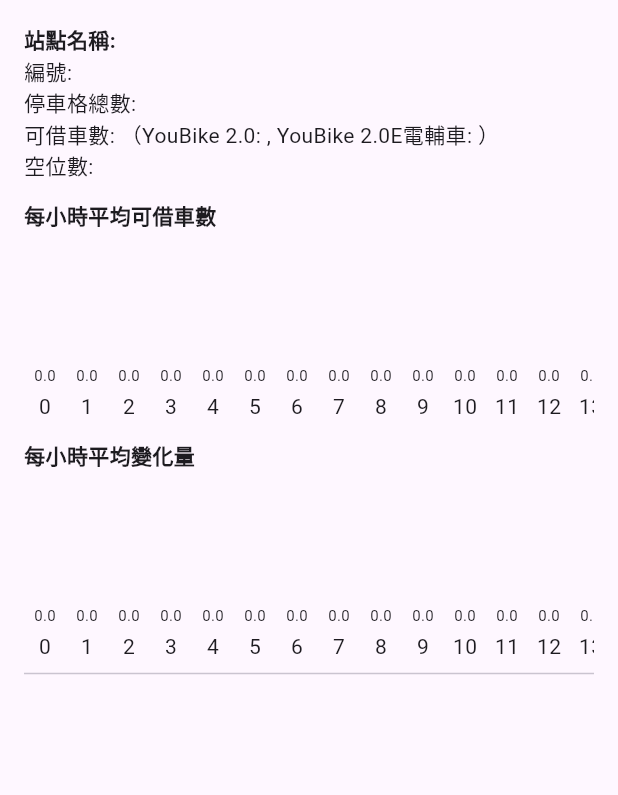
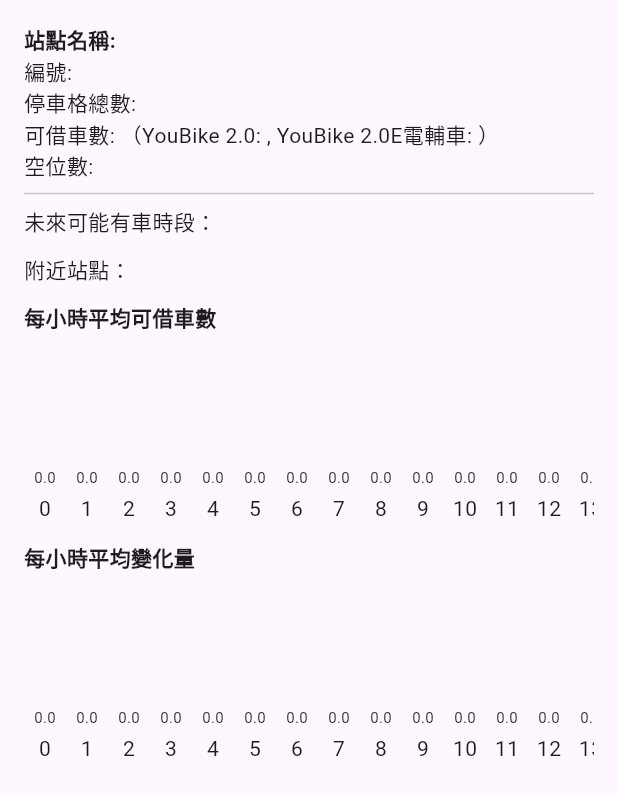
Before and after one commit to ryan940618/youbike_predict, a Flutter app: the StationDetail widget shown alone on an empty page, opened directly with empty values, on a phone screen of 412 x 824 dp. Shown: the top 795 px of the screen. Run offline on Flutter 3.47's test engine with Material 3 defaults, Android fonts, the phone set to English and light mode, and no system bars; our stand-ins replace file_picker, flutter_map, latlong2; missing offline and left inert: file_selector; network calls fail.

Commit message:
Changed functions in analyzer and the way of displaying

```diff
--- a/lib/screens/map.dart
+++ b/lib/screens/map.dart
@@ -103,6 +103,10 @@ class _MapPageState extends State<MapPage> {
                         stationData: stationData,
                         bikeDetails: bikeDetails,
                         stationName: stationName,
+                        stations: stations,
+                        lat: lat,
+                        lon: lon,
+                        stationStaticInfo: stationStaticInfo,
                       ),
                     );
                   } catch (e) {
--- a/lib/services/analyzer.dart
+++ b/lib/services/analyzer.dart
@@ -63,7 +63,6 @@ class Analyzer {
     final logs = _importedData[stationNo];
     if (logs == null || logs.length < 2) return {};
 
-    // 時間排序
     logs.sort((a, b) => a.timestamp.compareTo(b.timestamp));
 
     final Map<int, List<int>> hourlyChanges = {};
@@ -72,7 +71,6 @@ class Analyzer {
       final prev = logs[i - 1];
       final curr = logs[i];
 
-      // 必須是同一小時才算變化值
       if (curr.timestamp.hour != prev.timestamp.hour) continue;
 
       final hour = curr.timestamp.hour;
@@ -86,17 +84,23 @@ class Analyzer {
     });
   }
 
-  static int? predictFutureLikely(String stationNo) {
+  static List<String> predictFutureLikely(String stationNo,
+      {int maxItems = 5}) {
     final hourlyAvg = getHourlyAvg(stationNo);
     final sorted = hourlyAvg.entries.where((e) => e.value > 0).toList()
-      ..sort((a, b) => a.key.compareTo(b.key));
-    return sorted.isNotEmpty ? sorted.first.key : null;
+      ..sort((a, b) => a.value.compareTo(b.value));
+
+    return sorted.take(maxItems).map((entry) {
+      final hour = entry.key;
+      return "${hour.toString().padLeft(2, '0')}時15分";
+    }).toList();
   }
 
   static List<Map<String, dynamic>> findNearby({
     required double lat,
     required double lon,
     required List<Map<String, dynamic>> realTimeStations,
+    required List<Map<String, dynamic>> staticStationData,
     double maxDistanceMeters = 400,
     int maxResults = 5,
   }) {
@@ -104,7 +108,7 @@ class Analyzer {
       const r = 6371000;
       final dLat = (lat2 - lat1) * 3.1415926 / 180;
       final dLon = (lon2 - lon1) * 3.1415926 / 180;
-      final a = (sin(dLat / 2) * sin(dLat / 2)) +
+      final a = sin(dLat / 2) * sin(dLat / 2) +
           cos(lat1 * 3.1415926 / 180) *
               cos(lat2 * 3.1415926 / 180) *
               sin(dLon / 2) *
@@ -113,17 +117,67 @@ class Analyzer {
       return r * c;
     }
 
-    return realTimeStations
+    final result = realTimeStations
         .where((s) => s['available_spaces'] > 0)
-        .map((s) => {
-              'station_no': s['station_no'],
-              'name': s['name'],
-              'available_spaces': s['available_spaces'],
-              'distance': distance(lat, lon, s['lat'], s['lon']),
-            })
-        .where((s) => s['distance'] < maxDistanceMeters)
-        .toList()
-      ..sort((a, b) => a['distance'].compareTo(b['distance']))
-      ..take(maxResults);
+        .map((s) {
+          final staticInfo = staticStationData.firstWhere(
+            (e) => e['station_no'] == s['station_no'],
+            orElse: () => {},
+          );
+
+          if (staticInfo.isEmpty ||
+              staticInfo['lat'] == null ||
+              staticInfo['lon'] == null) {
+            return <String, dynamic>{};
+          }
+
+          final stationLat = staticInfo['lat'];
+          final stationLon = staticInfo['lon'];
+
+          return {
+            'station_no': s['station_no'],
+            'name': staticInfo['name'],
+            'available_spaces': s['available_spaces'],
+            'yb2': s['available_spaces_detail']?['yb2'] ?? 0,
+            'eyb': s['available_spaces_detail']?['eyb'] ?? 0,
+            'distance': distance(lat, lon, stationLat, stationLon).round(),
+          };
+        })
+        .whereType<Map<String, dynamic>>()
+        .where((s) => s['distance'] != null && s['distance'] > 0)
+        .toList();
+
+    result.removeWhere((s) => s.isEmpty);
+
+    result.sort((a, b) => a['distance'].compareTo(b['distance']));
+    result.length = min(maxResults, result.length);
+
+    return result;
+  }
+
+  static List<String> formattedFindNearby({
+    required double lat,
+    required double lon,
+    required List<Map<String, dynamic>> realTimeStations,
+    required List<Map<String, dynamic>> stationStaticInfo,
+    int maxResults = 5,
+  }) {
+    final results = findNearby(
+      lat: lat,
+      lon: lon,
+      realTimeStations: realTimeStations,
+      maxResults: maxResults,
+      staticStationData: stationStaticInfo,
+    );
+
+    return results.map((s) {
+      final name = (s['name'] ?? '無站名').replaceAll('YouBike2.0_', '');
+      final distance = s['distance']?.toStringAsFixed(0) ?? '?';
+      final available = s['available_spaces'] ?? 0;
+      final yb2 = s['yb2'] ?? 0;
+      final eyb = s['eyb'] ?? 0;
+
+      return "$name($distance)m\n空位:$available (YouBike 2.0:$yb2 電輔車:$eyb)";
+    }).toList();
   }
 }
--- a/lib/widgets/detail.dart
+++ b/lib/widgets/detail.dart
@@ -6,40 +6,43 @@ class StationDetail extends StatelessWidget {
   final Map<String, dynamic> stationData;
   final List<Map<String, dynamic>> bikeDetails;
   final String stationName;
-
+  final List<Map<String, dynamic>> stations;
+  final double lat;
+  final double lon;
+  final List<Map<String, dynamic>> stationStaticInfo;
   const StationDetail({
     super.key,
     required this.stationData,
     required this.bikeDetails,
     required this.stationName,
+    required this.stations,
+    required this.lat,
+    required this.lon,
+    required this.stationStaticInfo,
   });
 
   @override
   Widget build(BuildContext context) {
+    final likelyTimes = Analyzer.predictFutureLikely(stationData['station_no']);
+    final nearbyStations = Analyzer.formattedFindNearby(
+      lat: lat,
+      lon: lon,
+      realTimeStations: stations,
+      stationStaticInfo: stationStaticInfo,
+    );
+
     return SingleChildScrollView(
       padding: const EdgeInsets.all(16),
       child: Column(
         crossAxisAlignment: CrossAxisAlignment.start,
         children: [
-          Text("站點名稱: ${stationName}",
+          Text("站點名稱: $stationName",
               style: const TextStyle(fontWeight: FontWeight.bold)),
           Text("編號: ${stationData['station_no']}"),
           Text("停車格總數: ${stationData['parking_spaces']}"),
           Text(
               "可借車數: ${stationData['available_spaces']}（YouBike 2.0: ${stationData['available_spaces_detail']['yb2']}, YouBike 2.0E電輔車: ${stationData['available_spaces_detail']['eyb']}）"),
           Text("空位數: ${stationData['empty_spaces']}"),
-          const SizedBox(height: 12),
-          HourlyHistogram(
-            data: Analyzer.getHourlyAvg(stationData['station_no']),
-            title: "每小時平均可借車數",
-            color: Colors.green,
-          ),
-          const SizedBox(height: 12),
-          HourlyHistogram(
-            data: Analyzer.getHourlyAvgDelta(stationData['station_no']),
-            title: "每小時平均變化量",
-            color: Colors.orange,
-          ),
           const Divider(),
           bikeDetails.isNotEmpty
               ? Column(
@@ -56,6 +59,28 @@ class StationDetail extends StatelessWidget {
                   ],
                 )
               : const SizedBox.shrink(),
+          Column(
+            crossAxisAlignment: CrossAxisAlignment.start,
+            children: [
+              const Text("未來可能有車時段："),
+              ...likelyTimes.map((t) => Text("• $t")),
+              const SizedBox(height: 12),
+              const Text("附近站點："),
+              ...nearbyStations.map((s) => Text("• $s")),
+            ],
+          ),
+          const SizedBox(height: 12),
+          HourlyHistogram(
+            data: Analyzer.getHourlyAvg(stationData['station_no']),
+            title: "每小時平均可借車數",
+            color: Colors.green,
+          ),
+          const SizedBox(height: 12),
+          HourlyHistogram(
+            data: Analyzer.getHourlyAvgDelta(stationData['station_no']),
+            title: "每小時平均變化量",
+            color: Colors.orange,
+          ),
         ],
       ),
     );
```
